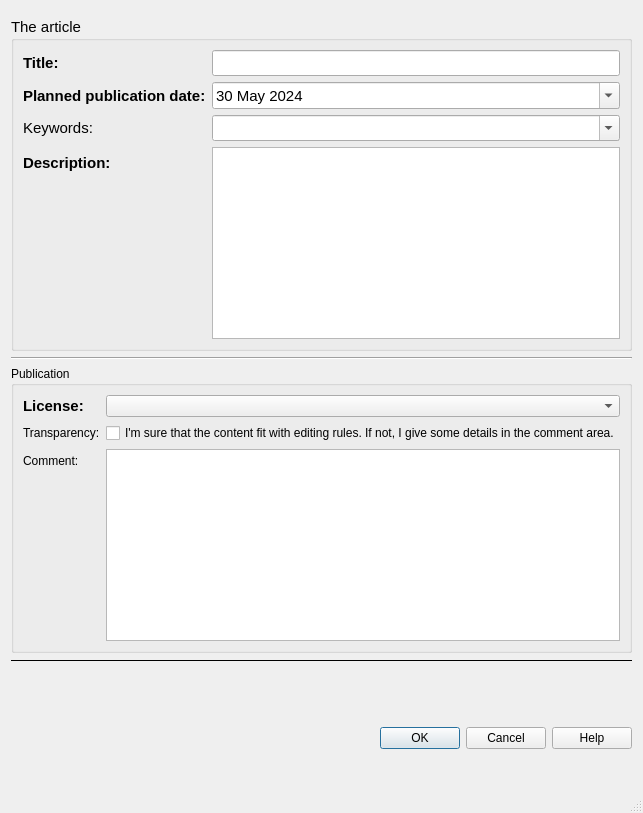
First picture: the form in qtribu/gui/form_article.ui, repository geotribu/qtribu, before the edit.
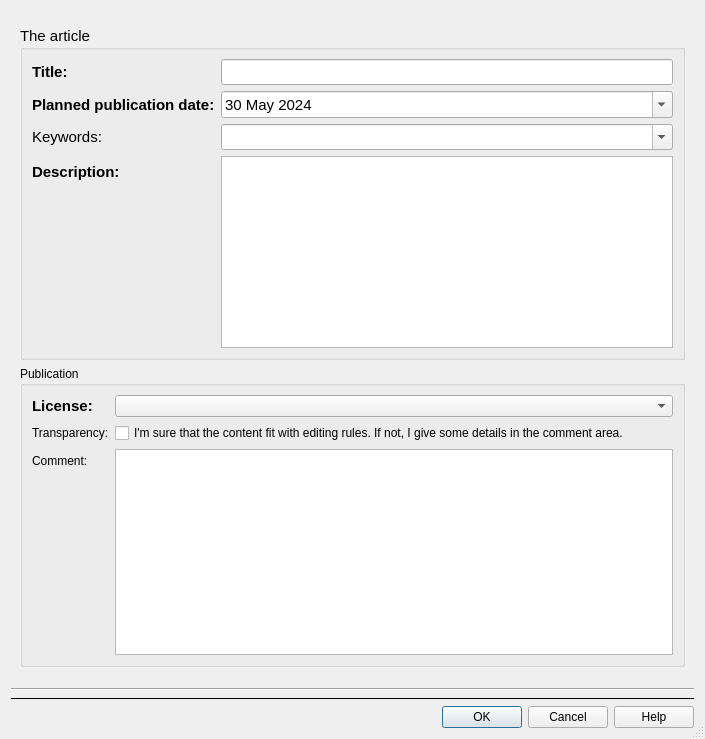
Second picture: the form after the edit. Custom widgets are drawn as their Qt base class.

Commit message: improve(ui): integrate forms widgets in a ScrollArea to manage dynamic auto resize

```diff
--- a/qtribu/gui/form_article.ui
+++ b/qtribu/gui/form_article.ui
@@ -6,8 +6,8 @@
    <rect>
     <x>0</x>
     <y>0</y>
-    <width>589</width>
-    <height>813</height>
+    <width>705</width>
+    <height>739</height>
    </rect>
   </property>
   <property name="windowTitle">
@@ -25,11 +25,32 @@
   <property name="modal">
    <bool>true</bool>
   </property>
-  <layout class="QFormLayout" name="formLayout_2">
-   <item row="0" column="1">
+  <layout class="QVBoxLayout" name="verticalLayout_2">
+   <item>
     <widget class="QgsMessageBar" name="msg_bar" native="true"/>
    </item>
-   <item row="4" column="0" colspan="2">
+   <item>
+    <widget class="QScrollArea" name="scrollArea">
+     <property name="frameShape">
+      <enum>QFrame::NoFrame</enum>
+     </property>
+     <property name="lineWidth">
+      <number>0</number>
+     </property>
+     <property name="widgetResizable">
+      <bool>true</bool>
+     </property>
+     <widget class="QWidget" name="scrollAreaWidgetContents">
+      <property name="geometry">
+       <rect>
+        <x>0</x>
+        <y>0</y>
+        <width>687</width>
+        <height>658</height>
+       </rect>
+      </property>
+      <layout class="QVBoxLayout" name="verticalLayout">
+       <item>
     <widget class="QGroupBox" name="grp_news">
      <property name="font">
       <font>
@@ -163,20 +184,7 @@
      </layout>
     </widget>
    </item>
-   <item row="5" column="0" colspan="2">
-    <widget class="Line" name="line_2">
-     <property name="minimumSize">
-      <size>
-       <width>150</width>
-       <height>0</height>
-      </size>
-     </property>
-     <property name="orientation">
-      <enum>Qt::Horizontal</enum>
-     </property>
-    </widget>
-   </item>
-   <item row="6" column="0" colspan="2">
+       <item>
     <widget class="QGroupBox" name="grp_meta">
      <property name="title">
       <string>Publication</string>
@@ -230,7 +238,27 @@
      </layout>
     </widget>
    </item>
-   <item row="7" column="0" colspan="2">
+       <item>
+        <widget class="AuthoringWidget" name="wdg_author" native="true"/>
+       </item>
+      </layout>
+     </widget>
+    </widget>
+   </item>
+   <item>
+    <widget class="Line" name="line_2">
+     <property name="minimumSize">
+      <size>
+       <width>150</width>
+       <height>0</height>
+      </size>
+     </property>
+     <property name="orientation">
+      <enum>Qt::Horizontal</enum>
+     </property>
+    </widget>
+   </item>
+   <item>
     <widget class="Line" name="line">
      <property name="minimumSize">
       <size>
@@ -246,23 +274,7 @@
      </property>
     </widget>
    </item>
-   <item row="8" column="1">
-    <widget class="AuthoringWidget" name="wdg_author" native="true"/>
-   </item>
-   <item row="9" column="1">
-    <spacer name="verticalSpacer">
-     <property name="orientation">
-      <enum>Qt::Vertical</enum>
-     </property>
-     <property name="sizeHint" stdset="0">
-      <size>
-       <width>20</width>
-       <height>40</height>
-      </size>
-     </property>
-    </spacer>
-   </item>
-   <item row="10" column="1">
+   <item>
     <widget class="QDialogButtonBox" name="btn_box">
      <property name="orientation">
       <enum>Qt::Horizontal</enum>
@@ -272,19 +284,6 @@
      </property>
     </widget>
    </item>
-   <item row="11" column="1">
-    <spacer name="verticalSpacer_2">
-     <property name="orientation">
-      <enum>Qt::Vertical</enum>
-     </property>
-     <property name="sizeHint" stdset="0">
-      <size>
-       <width>20</width>
-       <height>40</height>
-      </size>
-     </property>
-    </spacer>
-   </item>
   </layout>
  </widget>
  <customwidgets>
```
Lines whose indentation alone changed are shown as unchanged. The commit also changes 1 other file.
